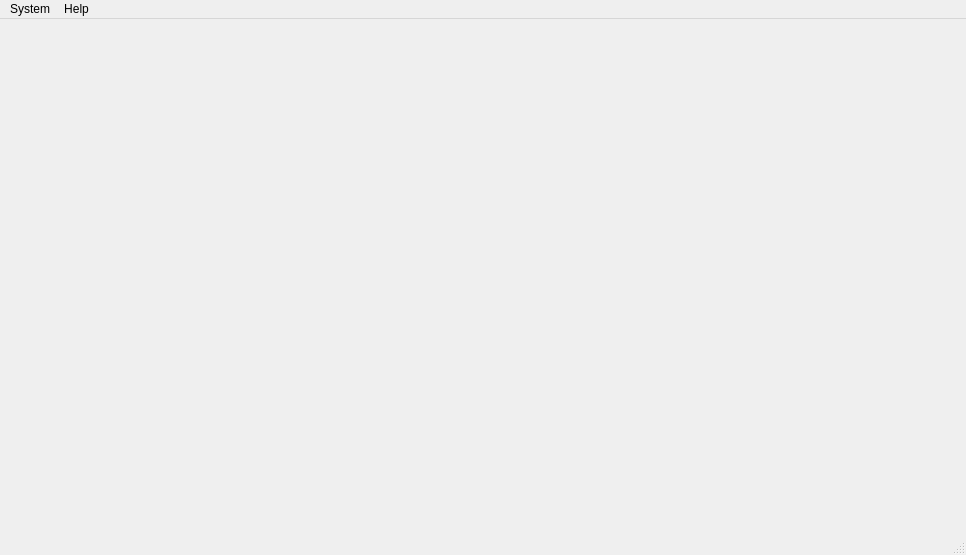
bleatsheep/Educational-Administration-System, file source/mainwindow.ui: the form before one commit.
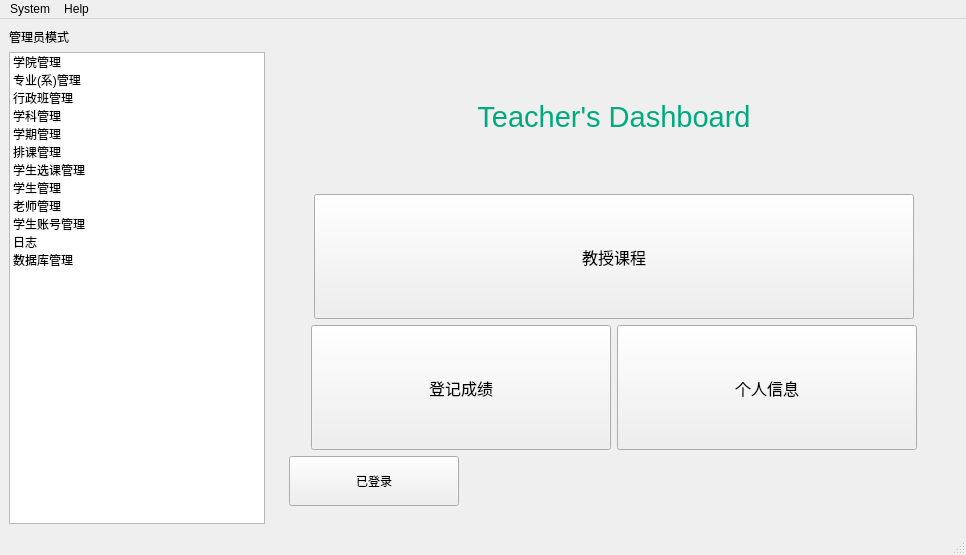
The form after the commit. The open tabs and pages were chosen to show the change.

Patch:
```diff
--- a/source/mainwindow.ui
+++ b/source/mainwindow.ui
@@ -10,15 +10,102 @@
     <height>555</height>
    </rect>
   </property>
+  <property name="minimumSize">
+   <size>
+    <width>0</width>
+    <height>0</height>
+   </size>
+  </property>
   <property name="windowTitle">
    <string>MainWindow</string>
   </property>
   <widget class="QWidget" name="centralwidget">
    <layout class="QVBoxLayout" name="verticalLayout" stretch="0,0">
     <item>
-     <layout class="QHBoxLayout" name="horizontalLayout" stretch="0,1">
+     <layout class="QHBoxLayout" name="horizontalLayout" stretch="0,0,1">
       <item>
-       <layout class="QVBoxLayout" name="verticalLayout_4" stretch=""/>
+       <layout class="QVBoxLayout" name="verticalLayout_4"/>
+      </item>
+      <item>
+       <layout class="QVBoxLayout" name="verticalLayout_24">
+        <item>
+         <widget class="QLabel" name="label_admin_title">
+          <property name="text">
+           <string>管理员模式</string>
+          </property>
+         </widget>
+        </item>
+        <item>
+         <widget class="QListWidget" name="listWidget_admin">
+          <property name="minimumSize">
+           <size>
+            <width>200</width>
+            <height>0</height>
+           </size>
+          </property>
+          <item>
+           <property name="text">
+            <string>学院管理</string>
+           </property>
+          </item>
+          <item>
+           <property name="text">
+            <string>专业(系)管理</string>
+           </property>
+          </item>
+          <item>
+           <property name="text">
+            <string>行政班管理</string>
+           </property>
+          </item>
+          <item>
+           <property name="text">
+            <string>学科管理</string>
+           </property>
+          </item>
+          <item>
+           <property name="text">
+            <string>学期管理</string>
+           </property>
+          </item>
+          <item>
+           <property name="text">
+            <string>排课管理</string>
+           </property>
+          </item>
+          <item>
+           <property name="text">
+            <string>学生选课管理</string>
+           </property>
+          </item>
+          <item>
+           <property name="text">
+            <string>学生管理</string>
+           </property>
+          </item>
+          <item>
+           <property name="text">
+            <string>老师管理</string>
+           </property>
+          </item>
+          <item>
+           <property name="text">
+            <string>学生账号管理</string>
+           </property>
+          </item>
+          <item>
+           <property name="text">
+            <string>日志</string>
+           </property>
+          </item>
+          <item>
+           <property name="text">
+            <string>数据库管理</string>
+           </property>
+          </item>
+         </widget>
+        </item>
+       </layout>
       </item>
       <item>
        <widget class="QStackedWidget" name="mainUi">
@@ -730,7 +817,315 @@
          </layout>
         </widget>
         <widget class="QWidget" name="page_teacher_welcome">
-         <layout class="QVBoxLayout" name="verticalLayout_6"/>
+         <layout class="QVBoxLayout" name="verticalLayout_6">
+          <item>
+           <widget class="QStackedWidget" name="stackedTeacher">
+            <widget class="QWidget" name="teacher_HomePage">
+             <layout class="QVBoxLayout" name="verticalLayout_18">
+              <item>
+               <widget class="QLabel" name="label_4">
+                <property name="maximumSize">
+                 <size>
+                  <width>16777215</width>
+                  <height>400</height>
+                 </size>
+                </property>
+                <property name="font">
+                 <font>
+                  <pointsize>22</pointsize>
+                 </font>
+                </property>
+                <property name="styleSheet">
+                 <string notr="true">color: rgb(0, 98, 255)</string>
+                </property>
+                <property name="text">
+                 <string>欢迎！</string>
+                </property>
+                <property name="alignment">
+                 <set>Qt::AlignmentFlag::AlignCenter</set>
+                </property>
+               </widget>
+              </item>
+              <item alignment="Qt::AlignmentFlag::AlignHCenter">
+               <widget class="QPushButton" name="pushButton_enter">
+                <property name="minimumSize">
+                 <size>
+                  <width>300</width>
+                  <height>30</height>
+                 </size>
+                </property>
+                <property name="maximumSize">
+                 <size>
+                  <width>300</width>
+                  <height>16777215</height>
+                 </size>
+                </property>
+                <property name="text">
+                 <string>进入主界面</string>
+                </property>
+               </widget>
+              </item>
+             </layout>
+            </widget>
+            <widget class="QWidget" name="teacher_main">
+             <layout class="QVBoxLayout" name="verticalLayout_21" stretch="4,1">
+              <item>
+               <layout class="QVBoxLayout" name="verticalLayout_20">
+                <item>
+                 <widget class="QLabel" name="label_5">
+                  <property name="font">
+                   <font>
+                    <pointsize>22</pointsize>
+                   </font>
+                  </property>
+                  <property name="styleSheet">
+                   <string notr="true">color: rgb(0, 170, 127)</string>
+                  </property>
+                  <property name="text">
+                   <string>Teacher's Dashboard</string>
+                  </property>
+                  <property name="alignment">
+                   <set>Qt::AlignmentFlag::AlignCenter</set>
+                  </property>
+                 </widget>
+                </item>
+                <item>
+                 <layout class="QVBoxLayout" name="verticalLayout_22">
+                  <item alignment="Qt::AlignmentFlag::AlignHCenter">
+                   <widget class="QPushButton" name="btn_TeachingCourse">
+                    <property name="minimumSize">
+                     <size>
+                      <width>600</width>
+                      <height>125</height>
+                     </size>
+                    </property>
+                    <property name="maximumSize">
+                     <size>
+                      <width>500</width>
+                      <height>300</height>
+                     </size>
+                    </property>
+                    <property name="font">
+                     <font>
+                      <pointsize>12</pointsize>
+                     </font>
+                    </property>
+                    <property name="styleSheet">
+                     <string notr="true">/* === 1. 默认状态 (静止) === */
+QToolButton {
+    background-color: transparent; /* 背景透明 */
+    border: 1px solid transparent; /* 边框透明占位 */
+    border-radius: 15px;
+    
+    color: #a0a0a0;                /* 浅灰色字体 */
+    
+    font-size: 12pt;               /* 【修改】这里改用 pt，修复报错 */
+    font-weight: bold;
+    padding: 20px;
+}
+
+/* === 2. 鼠标悬浮状态 (Hover) === */
+QToolButton:hover {
+    background-color: transparent; 
+    border: 2px solid #409eff;     /* 悬浮时显示亮蓝色框 */
+    
+    color: #409eff;                /* 悬浮时字体变亮蓝 (适配白底) */
+    /* 如果你的背景是深色的，把上面两个颜色改成 #ffffff (白色) */
+}
+
+/* === 3. 鼠标按下状态 (Pressed) === */
+QToolButton:pressed {
+    background-color: rgba(0, 0, 0, 0.05); /* 按下显示淡淡的灰色阴影 */
+    border: 2px solid #a0a0a0;             /* 边框变灰 */
+    color: #333333;                        /* 字体变深灰 */
+}</string>
+                    </property>
+                    <property name="text">
+                     <string>教授课程</string>
+                    </property>
+                   </widget>
+                  </item>
+                  <item>
+                   <layout class="QHBoxLayout" name="horizontalLayout_9">
+                    <item>
+                     <spacer name="horizontalSpacer_9">
+                      <property name="orientation">
+                       <enum>Qt::Orientation::Horizontal</enum>
+                      </property>
+                      <property name="sizeHint" stdset="0">
+                       <size>
+                        <width>40</width>
+                        <height>20</height>
+                       </size>
+                      </property>
+                     </spacer>
+                    </item>
+                    <item>
+                     <widget class="QPushButton" name="btn_Grading">
+                      <property name="minimumSize">
+                       <size>
+                        <width>300</width>
+                        <height>125</height>
+                       </size>
+                      </property>
+                      <property name="maximumSize">
+                       <size>
+                        <width>300</width>
+                        <height>125</height>
+                       </size>
+                      </property>
+                      <property name="font">
+                       <font>
+                        <pointsize>12</pointsize>
+                       </font>
+                      </property>
+                      <property name="styleSheet">
+                       <string notr="true">/* === 1. 默认状态 (静止) === */
+QToolButton {
+    background-color: transparent; /* 背景透明 */
+    border: 1px solid transparent; /* 边框透明占位 */
+    border-radius: 15px;
+    
+    color: #a0a0a0;                /* 浅灰色字体 */
+    
+    font-size: 12pt;               /* 【修改】这里改用 pt，修复报错 */
+    font-weight: bold;
+    padding: 20px;
+}
+
+/* === 2. 鼠标悬浮状态 (Hover) === */
+QToolButton:hover {
+    background-color: transparent; 
+    border: 2px solid #409eff;     /* 悬浮时显示亮蓝色框 */
+    
+    color: #409eff;                /* 悬浮时字体变亮蓝 (适配白底) */
+    /* 如果你的背景是深色的，把上面两个颜色改成 #ffffff (白色) */
+}
+
+/* === 3. 鼠标按下状态 (Pressed) === */
+QToolButton:pressed {
+    background-color: rgba(0, 0, 0, 0.05); /* 按下显示淡淡的灰色阴影 */
+    border: 2px solid #a0a0a0;             /* 边框变灰 */
+    color: #333333;                        /* 字体变深灰 */
+}</string>
+                      </property>
+                      <property name="text">
+                       <string>登记成绩</string>
+                      </property>
+                     </widget>
+                    </item>
+                    <item>
+                     <widget class="QPushButton" name="btn_Info_teacher">
+                      <property name="minimumSize">
+                       <size>
+                        <width>300</width>
+                        <height>125</height>
+                       </size>
+                      </property>
+                      <property name="maximumSize">
+                       <size>
+                        <width>300</width>
+                        <height>125</height>
+                       </size>
+                      </property>
+                      <property name="font">
+                       <font>
+                        <pointsize>12</pointsize>
+                       </font>
+                      </property>
+                      <property name="styleSheet">
+                       <string notr="true">/* === 1. 默认状态 (静止) === */
+QToolButton {
+    background-color: transparent; /* 背景透明 */
+    border: 1px solid transparent; /* 边框透明占位 */
+    border-radius: 15px;
+    
+    color: #a0a0a0;                /* 浅灰色字体 */
+    
+    font-size: 12pt;               /* 【修改】这里改用 pt，修复报错 */
+    font-weight: bold;
+    padding: 20px;
+}
+
+/* === 2. 鼠标悬浮状态 (Hover) === */
+QToolButton:hover {
+    background-color: transparent; 
+    border: 2px solid #409eff;     /* 悬浮时显示亮蓝色框 */
+    
+    color: #409eff;                /* 悬浮时字体变亮蓝 (适配白底) */
+    /* 如果你的背景是深色的，把上面两个颜色改成 #ffffff (白色) */
+}
+
+/* === 3. 鼠标按下状态 (Pressed) === */
+QToolButton:pressed {
+    background-color: rgba(0, 0, 0, 0.05); /* 按下显示淡淡的灰色阴影 */
+    border: 2px solid #a0a0a0;             /* 边框变灰 */
+    color: #333333;                        /* 字体变深灰 */
+}</string>
+                      </property>
+                      <property name="text">
+                       <string>个人信息</string>
+                      </property>
+                     </widget>
+                    </item>
+                    <item>
+                     <spacer name="horizontalSpacer_10">
+                      <property name="orientation">
+                       <enum>Qt::Orientation::Horizontal</enum>
+                      </property>
+                      <property name="sizeHint" stdset="0">
+                       <size>
+                        <width>40</width>
+                        <height>20</height>
+                       </size>
+                      </property>
+                     </spacer>
+                    </item>
+                   </layout>
+                  </item>
+                 </layout>
+                </item>
+               </layout>
+              </item>
+              <item>
+               <layout class="QHBoxLayout" name="horizontalLayout_7">
+                <item>
+                 <layout class="QHBoxLayout" name="horizontalLayout_10">
+                  <item>
+                   <widget class="QPushButton" name="log_teacherinfo_button">
+                    <property name="minimumSize">
+                     <size>
+                      <width>170</width>
+                      <height>50</height>
+                     </size>
+                    </property>
+                    <property name="text">
+                     <string>已登录</string>
+                    </property>
+                   </widget>
+                  </item>
+                  <item>
+                   <spacer name="horizontalSpacer_8">
+                    <property name="orientation">
+                     <enum>Qt::Orientation::Horizontal</enum>
+                    </property>
+                    <property name="sizeHint" stdset="0">
+                     <size>
+                      <width>40</width>
+                      <height>20</height>
+                     </size>
+                    </property>
+                   </spacer>
+                  </item>
+                 </layout>
+                </item>
+               </layout>
+              </item>
+             </layout>
+            </widget>
+           </widget>
+          </item>
+         </layout>
         </widget>
         <widget class="QWidget" name="page_admin_dashboard">
          <layout class="QVBoxLayout" name="verticalLayout_5">
```
Left out of the diff: 97 changed lines with no effect on the pictures. Lines whose indentation alone changed are shown as unchanged.
